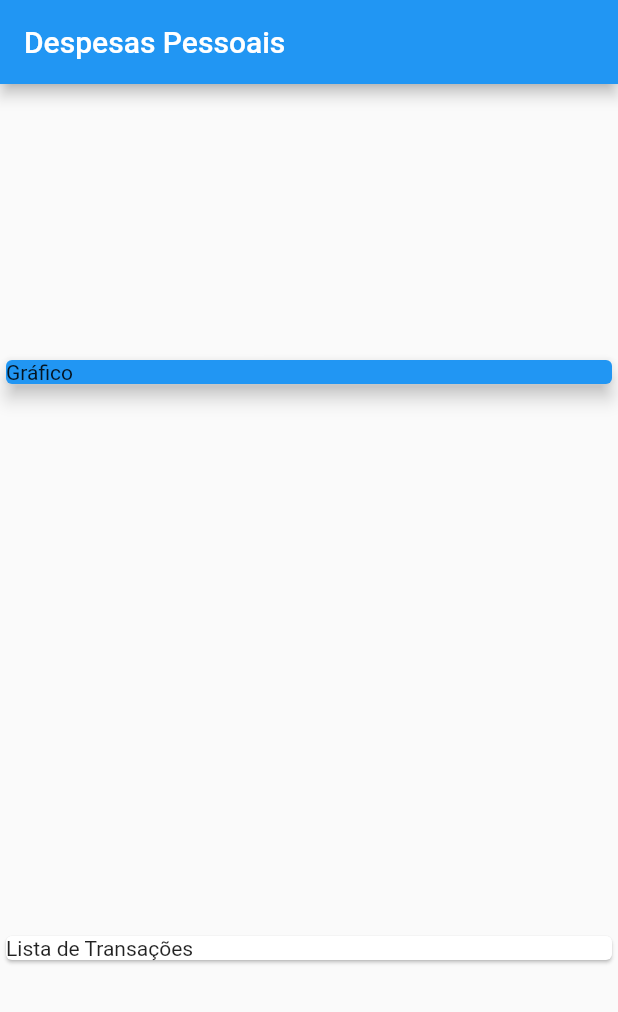
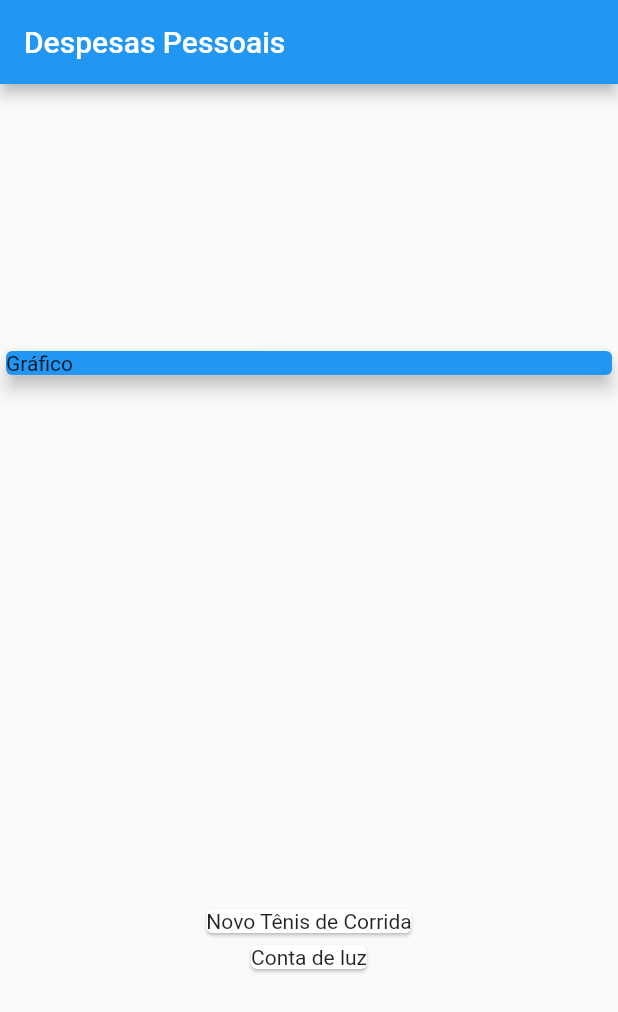
Before and after one commit to sergiohideki/appexpenses, a Flutter app: the screen it shows after launch, on a phone screen of 412 x 824 dp. Shown: the top 1012 px of the screen. Run offline on Flutter 3.47's test engine with Material 2 defaults, Android fonts, the phone set to English and light mode, and no system bars.

```diff
--- a/expenses/lib/main.dart
+++ b/expenses/lib/main.dart
@@ -42,8 +42,12 @@ class MyHomePage extends StatelessWidget {
               elevation: 5,
             ),
           ),
-          Card(
-            child: Text('Lista de Transações'),
+          Column(
+            children: _transactions.map((transaction) {
+              return Card(
+                child: Text(transaction.title),
+              );
+            }).toList(), // convertendo o objeto para uma lista
           )
         ],
       ),
```
